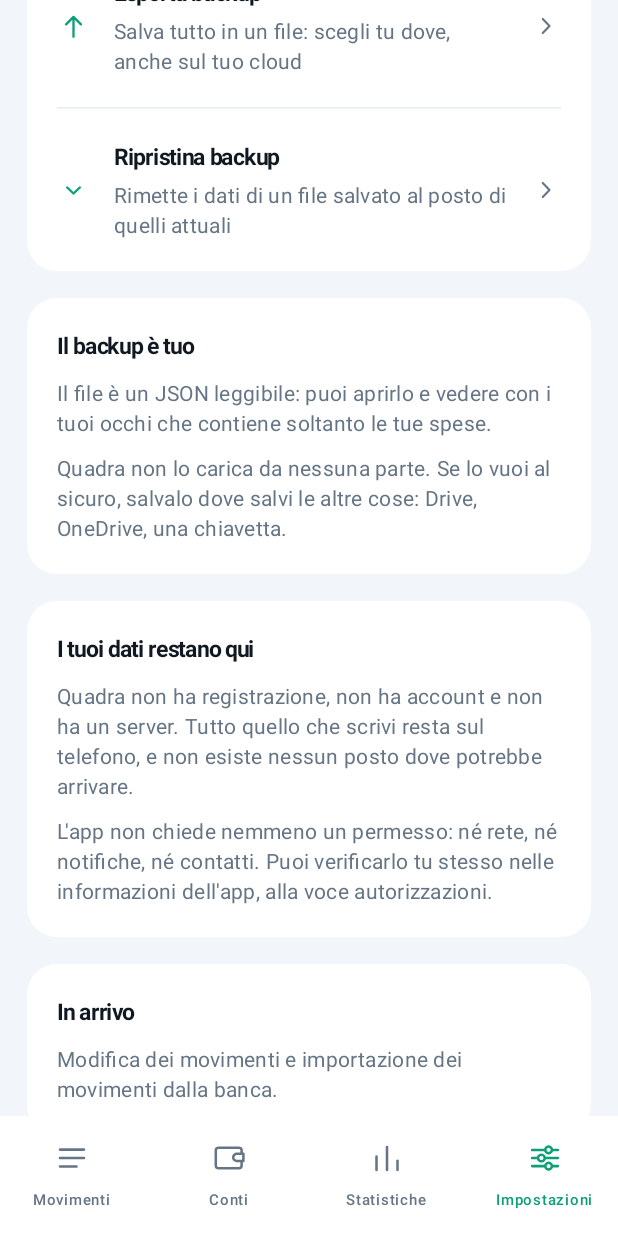
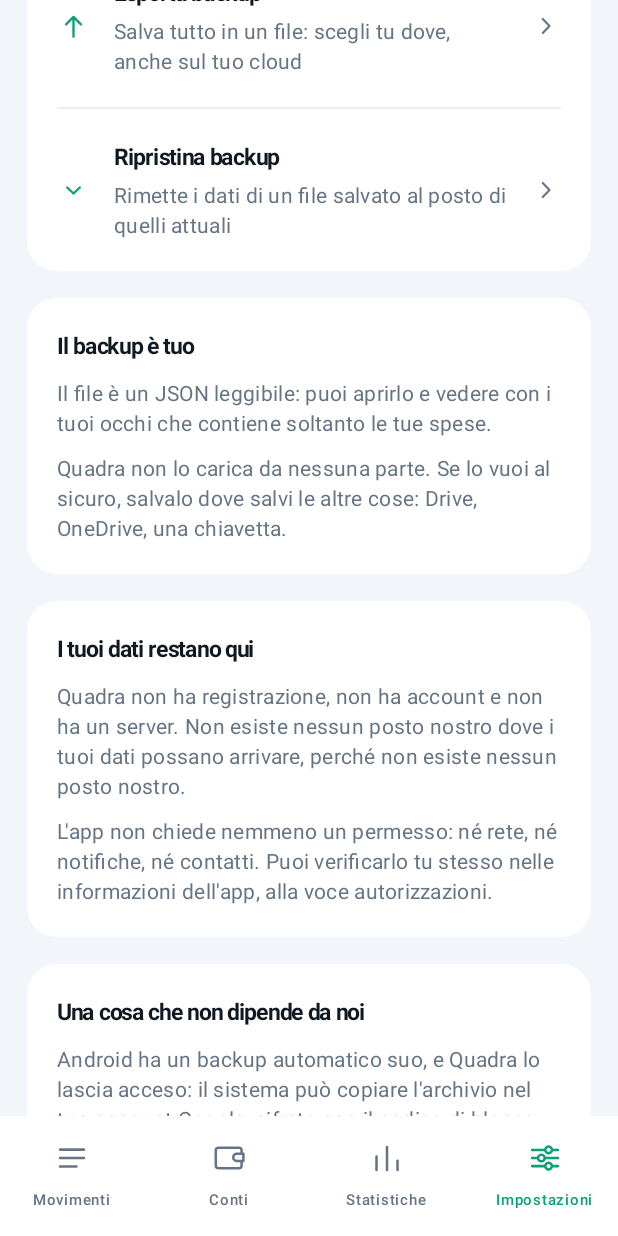
Before and after one commit to KreedAc/Quadra, an Android app built with Jetpack Compose: the screen it shows after launch (MainActivity), item 4 of the bottom bar chosen, scrolled down 520 dp, on a phone screen of 412 x 824 dp. Run offline under Robolectric (Android 15) with nearby library versions, the phone set to English and light mode, and no system bars; our stand-ins replace Room's generated code.

Commit message:
Preparazione alla pubblicazione: parole vere, firma, e i nomi che R8 non deve toccare
La schermata sulla privacy diceva "non esiste nessun posto dove potrebbe
arrivare", ma il manifest lascia acceso il backup automatico di Android, che
copia il database nell'account Google dell'utente. Il backup resta — è quello
che fa ritrovare le spese cambiando telefono a chi non farà mai un export a
mano — e cambia il testo, che ora lo dice: dove finisce, come è cifrato, e dove
si spegne. Su un'app che vende esattamente questo, una riga falsa vale più di
tutte le altre messe insieme.

La firma di release legge keystore.properties, che git ignora. Senza quel file
la build resta non firmata invece di fallire, così il progetto si compila anche
per chi non ha nessuna chiave.

Le regole di R8 coprivano Room e nient'altro. Mancavano quelle di
kotlinx.serialization, i cui serializzatori sono raggiunti dal companion e
quindi sembrano codice morto: senza, l'export e il ripristino del backup si
rompono soltanto in release. Aggiunti anche gli enum del dominio, i cui nomi
finiscono scritti nel database e nel JSON.

Il numero di versione arriva da BuildConfig invece che da una stringa scritta a
mano, che era rimasta a "0.1.0 — versione di sviluppo". La scheda "In arrivo"
prometteva la modifica dei movimenti, che c'è da settimane.

Co-Authored-By: Claude Opus 5 <noreply@anthropic.com>
Claude-Session: https://claude.ai/code/session_01FPWU1MKzLKxNwiZyHWb8CL

```diff
--- a/app/src/main/kotlin/it/quadra/ui/impostazioni/ImpostazioniScreen.kt
+++ b/app/src/main/kotlin/it/quadra/ui/impostazioni/ImpostazioniScreen.kt
@@ -37,6 +37,7 @@ import androidx.compose.ui.platform.LocalContext
 import androidx.compose.ui.text.style.TextAlign
 import androidx.compose.ui.unit.dp
 import androidx.lifecycle.compose.collectAsStateWithLifecycle
+import it.quadra.BuildConfig
 import it.quadra.ui.Icone
 import it.quadra.ui.theme.Tema
 import it.quadra.ui.theme.extra
@@ -156,8 +157,8 @@ fun ImpostazioniScreen(
                 titolo = "I tuoi dati restano qui",
                 righe = listOf(
                     "Quadra non ha registrazione, non ha account e non ha un server. " +
-                        "Tutto quello che scrivi resta sul telefono, e non esiste nessun " +
-                        "posto dove potrebbe arrivare.",
+                        "Non esiste nessun posto nostro dove i tuoi dati possano " +
+                        "arrivare, perché non esiste nessun posto nostro.",
                     "L'app non chiede nemmeno un permesso: né rete, né notifiche, né " +
                         "contatti. Puoi verificarlo tu stesso nelle informazioni " +
                         "dell'app, alla voce autorizzazioni.",
@@ -166,17 +167,40 @@ fun ImpostazioniScreen(
         }
 
         item {
+            // Detto qui e non taciuto. Il backup automatico di Android è una rete di
+            // sicurezza vera — ti fa ritrovare le spese cambiando telefono senza aver
+            // fatto niente — ma è anche l'unico caso in cui l'archivio lascia il
+            // telefono. Scrivere "non esiste nessun posto dove potrebbe arrivare" e poi
+            // lasciarlo acceso sarebbe stato falso, e su un'app che vende esattamente
+            // questo, una riga falsa vale più di tutte le altre messe insieme.
+            SchedaTesto(
+                titolo = "Una cosa che non dipende da noi",
+                righe = listOf(
+                    "Android ha un backup automatico suo, e Quadra lo lascia acceso: il " +
+                        "sistema può copiare l'archivio nel tuo account Google, cifrato " +
+                        "con il codice di blocco del telefono. È quello che ti fa " +
+                        "ritrovare tutto quando cambi telefono senza aver fatto niente.",
+                    "Non passa da noi e non possiamo leggerlo. Ma è l'unico caso in cui " +
+                        "i tuoi dati escono da qui, quindi è giusto che tu lo sappia: si " +
+                        "spegne dalle impostazioni di Android, alla voce backup.",
+                ),
+            )
+        }
+
+        item {
             SchedaTesto(
                 titolo = "In arrivo",
                 righe = listOf(
-                    "Modifica dei movimenti e importazione dei movimenti dalla banca.",
+                    "Importazione dei movimenti dall'estratto conto della banca.",
                 ),
             )
         }
 
         item {
             Text(
-                "Quadra 0.1.0 — versione di sviluppo",
+                // Letta dalla build e non scritta a mano: era ferma alla 0.1.0 mentre
+                // l'app era andata avanti, ed è il tipo di bugia che nessuno rilegge.
+                "Quadra ${BuildConfig.VERSION_NAME}",
                 style = MaterialTheme.typography.bodySmall,
                 color = MaterialTheme.colorScheme.onSurfaceVariant,
             )
```
Also changed, not shown: app/build.gradle.kts (+35 -1 lines), 3 other files.
